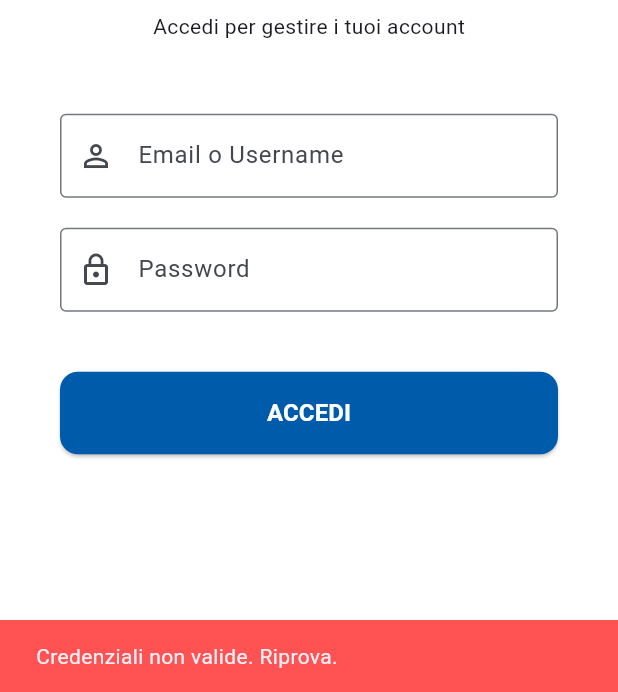
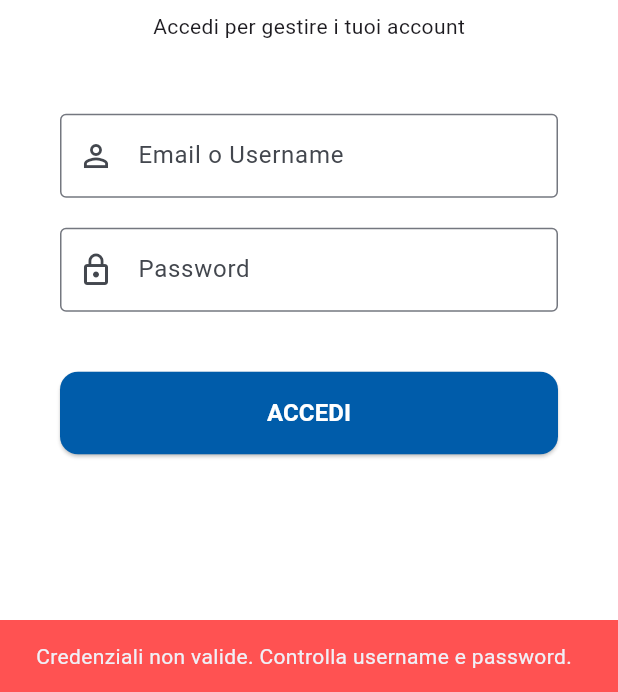
Before and after one commit to campanelliluca/dashboard_fabersoft_new, a Flutter app: the screen it shows after launch, after a tap on "ACCEDI", on a phone screen of 412 x 824 dp, the part 544-1236 px from its top. Run offline on Flutter 3.47's test engine with Material 3 defaults, Android fonts, the phone set to English and light mode, and no system bars; our stand-ins replace flutter_svg, google_fonts, shared_preferences; network calls fail.

Commit message:
feat: implementazione login e connessione DB riuscita. Risolto errore null su lista account e integrata stored procedure originale.

```diff
--- /dev/null
+++ b/lib/core/api_constants.dart
@@ -0,0 +1,14 @@
+/* * Costanti API per FaberSoft Dashboard.
+ * Centralizza gli URL per la comunicazione sicura con il server.
+ */
+
+class ApiConstants {
+  // Dominio base del server Abise
+  static const String baseUrl = "https://dashboard.abiseconsulting.it";
+
+  // Endpoint per l'autenticazione (POST)
+  static const String loginEndpoint = "$baseUrl/api_v1.php?action=check_auth";
+
+  // Endpoint per il recupero dati (Azioni future)
+  static const String rpcEndpoint = "$baseUrl/api_v1.php?action=list_accounts";
+}
--- a/lib/providers/auth_provider.dart
+++ b/lib/providers/auth_provider.dart
@@ -1,62 +1,72 @@
 import 'package:flutter/material.dart';
+import 'package:http/http.dart' as http;
 import 'package:shared_preferences/shared_preferences.dart';
+import 'dart:convert';
 
-/* Usiamo gli import assoluti per garantire la manutenibilità del progetto */
-import 'package:dashboard_fabersoft_new/services/api_service.dart';
+/* Import assoluti come richiesto dal modus operandi */
+import 'package:dashboard_fabersoft_new/core/api_constants.dart';
 
-/*
- * AuthProvider: Gestisce lo stato globale di autenticazione dell'utente.
- * Questa classe funge da "motore di sicurezza" dell'app, notificando i cambiamenti
- * di stato (Login/Logout) a tutti i widget della UI in tempo reale.
+/* * Provider per la gestione dell'autenticazione.
+ * Si interfaccia con api_v1.php per validare le credenziali tramite htpasswd.db.
  */
 class AuthProvider with ChangeNotifier {
   String? _token;
   bool _isAuthenticated = false;
 
-  /* Getter pubblici per accedere allo stato di sicurezza dall'esterno */
+  bool get isAuthenticated => _isAuthenticated;
   String? get token => _token;
-  bool get isAuthenticated => _isAuthenticated;
 
-  /*
-   * Tenta il login reale contattando il backend FaberSoft.
-   * Utilizza il sistema htpasswd.db e la firma JWT ufficiale.
+  /* * Metodo per effettuare il login.
+   * Invia 'user' e 'pass' all'endpoint api_v1.php.
+   * Gestisce la risposta JSON verificando lo stato di successo e il token JWT.
    */
-  Future<bool> login(String email, String password) async {
+  Future<bool> login(String username, String password) async {
     try {
-      /* Istanza del servizio API per la comunicazione di rete */
-      final api = ApiService();
+      /* Chiamata POST verso l'API Gateway FaberSoft */
+      final response = await http.post(
+        Uri.parse(ApiConstants.loginEndpoint),
+        body: {
+          'user': username, // Parametro user richiesto da api_v1.php
+          'pass': password, // Parametro pass richiesto da api_v1.php
+        },
+      );
 
-      /* Esecuzione della richiesta di autenticazione sul server */
-      final responseToken = await api.performLogin(email, password);
+      /* * Analisi della risposta del server:
+       * api_v1.php restituisce 200 OK anche in caso di errore,
+       * quindi controlliamo il contenuto del JSON.
+       */
+      if (response.statusCode == 200) {
+        final responseData = json.decode(response.body);
 
-      if (responseToken != null) {
-        _token = responseToken;
-        _isAuthenticated = true;
+        /* Verifica dello stato 'success' e presenza del token JWT */
+        if (responseData['status'] == 'success' &&
+            responseData['token'] != null) {
+          _token = responseData['token'];
+          _isAuthenticated = true;
 
-        /* Persistenza del token nel dispositivo tramite SharedPreferences */
-        final prefs = await SharedPreferences.getInstance();
-        await prefs.setString('jwt_token', _token!);
+          /* Salvataggio persistente del token per sessioni future */
+          final prefs = await SharedPreferences.getInstance();
+          await prefs.setString('jwt_token', _token!);
 
-        /* Notifica i widget per il passaggio automatico alla Dashboard */
-        notifyListeners();
-        return true;
+          /* Notifica i widget in ascolto del cambio di stato */
+          notifyListeners();
+          return true;
+        } else {
+          debugPrint(
+            "Login fallito: ${responseData['message'] ?? 'Credenziali non valide'}",
+          );
+        }
       }
-
-      /* Login fallito: impostiamo lo stato a non autenticato */
-      _isAuthenticated = false;
-      notifyListeners();
       return false;
-    } catch (e) {
-      /* Gestione sicura di eventuali crash o errori di connessione */
-      _isAuthenticated = false;
-      notifyListeners();
+    } catch (error) {
+      /* Gestione errori di rete o parsing */
+      debugPrint("Errore critico durante il login: $error");
       return false;
     }
   }
 
-  /*
-   * Tenta di ripristinare una sessione esistente all'avvio dell'app.
-   * Verifica se è presente un token salvato in precedenza.
+  /* * Tenta il login automatico all'avvio.
+   * Recupera il token JWT salvato localmente se presente.
    */
   Future<void> tryAutoLogin() async {
     final prefs = await SharedPreferences.getInstance();
@@ -67,18 +77,14 @@ class AuthProvider with ChangeNotifier {
     notifyListeners();
   }
 
-  /*
-   * Esegue la disconnessione sicura dell'utente.
-   * Rimuove il token dalla memoria volatile e dal database locale del dispositivo.
+  /* * Esegue il logout dell'utente.
+   * Pulisce lo stato interno e rimuove il token dalle preferenze.
    */
   Future<void> logout() async {
     _token = null;
     _isAuthenticated = false;
-
     final prefs = await SharedPreferences.getInstance();
     await prefs.remove('jwt_token');
-
-    /* Notifica l'app per riportare l'utente alla schermata di Login */
     notifyListeners();
   }
 }
--- a/lib/screens/login_screen.dart
+++ b/lib/screens/login_screen.dart
@@ -26,23 +26,40 @@ class _LoginScreenState extends State<LoginScreen> {
    * Funzione attivata dal pulsante "Accedi".
    * Comunica con il Provider per tentare l'autenticazione.
   */
+  /* Gestione della sottomissione del login */
   void _submitLogin() async {
+    // 1. Mostra l'indicatore di caricamento
     setState(() => _isLoading = true);
 
-    // Chiamiamo il metodo login del Provider
+    // 2. Chiama il metodo login dell'AuthProvider
+    // Passiamo i dati dai controller dei TextField
     final success = await Provider.of<AuthProvider>(
       context,
       listen: false,
     ).login(_emailController.text, _passwordController.text);
 
     if (mounted) {
+      // 3. Nascondi il caricamento
       setState(() => _isLoading = false);
 
-      if (!success) {
-        // Se il login fallisce, mostriamo un messaggio di errore (NIS2: feedback generico)
+      if (success) {
+        /* * LOGIN SUCCESS:
+         * Poiché in main.dart abbiamo un Consumer che ascolta isAuthenticated,
+         * l'app cambierà automaticamente schermata appena notifyListeners() viene chiamato.
+         */
         ScaffoldMessenger.of(context).showSnackBar(
           const SnackBar(
-            content: Text('Credenziali non valide. Riprova.'),
+            content: Text('Accesso effettuato con successo!'),
+            backgroundColor: Colors.green,
+          ),
+        );
+      } else {
+        /* LOGIN FAIL: Mostra un errore */
+        ScaffoldMessenger.of(context).showSnackBar(
+          const SnackBar(
+            content: Text(
+              'Credenziali non valide. Controlla username e password.',
+            ),
             backgroundColor: Colors.redAccent,
           ),
         );
```
Also changed, not shown: lib/models/account_model.dart (+13 -31 lines), lib/services/api_service.dart (+33 -65 lines).
